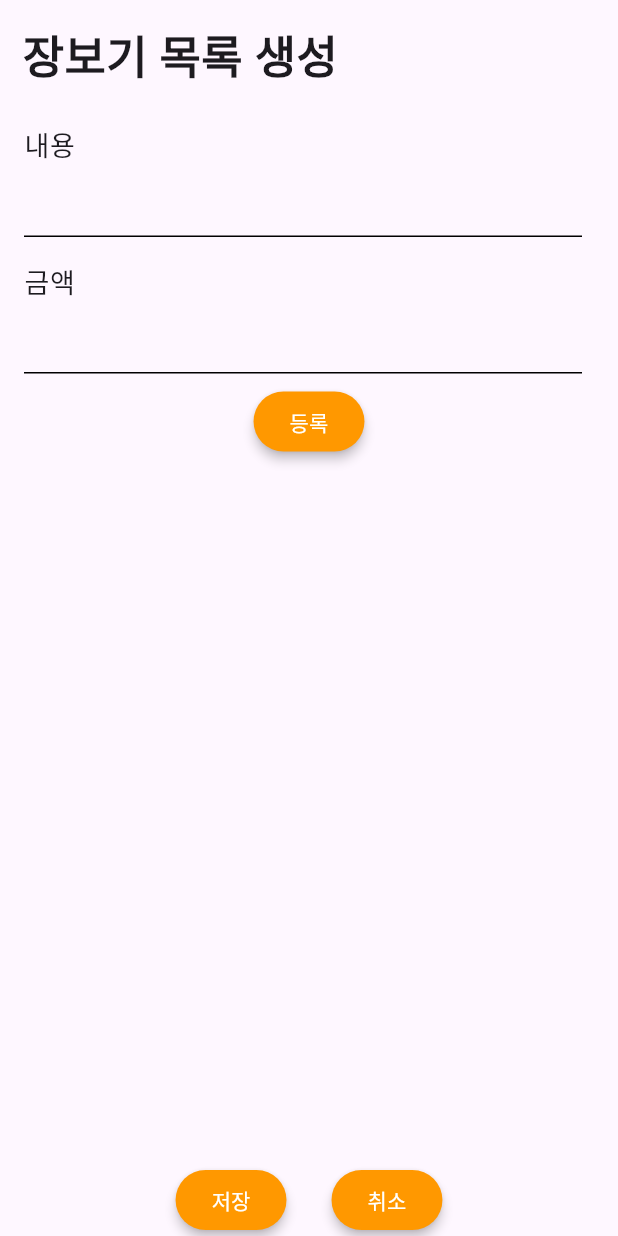
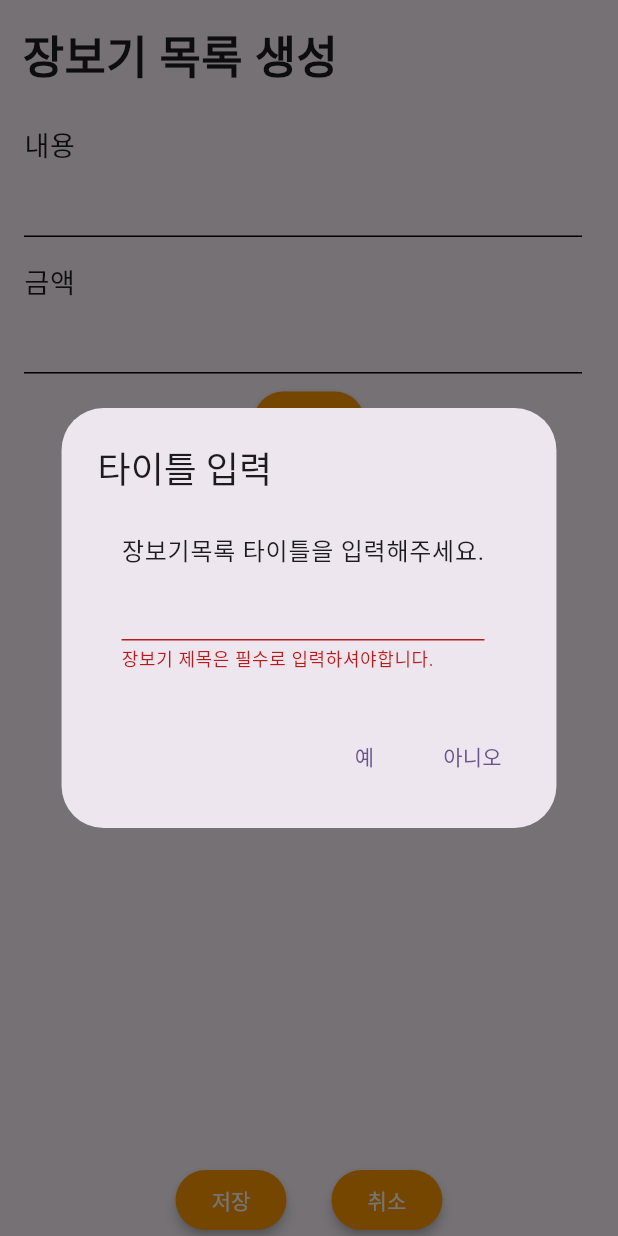
Before and after one commit to seojh5939/RefrigeratorMap, a Flutter app: the AddShoppingPage screen opened directly, after a tap on "등록", on a phone screen of 412 x 824 dp. Run offline on Flutter 3.47's test engine with Material 2 defaults, Android fonts, the phone set to English and light mode, and no system bars; our stand-ins replace shared_preferences, table_calendar; accounts and stored records are empty.

Commit message:
[FEAT] : ⚙ 장보기 추가페이지 기능구현중

```diff
--- a/lib/view/shopping/add_shopping_item.dart
+++ b/lib/view/shopping/add_shopping_item.dart
@@ -6,6 +6,7 @@ import 'package:refrigerator_map/viewModel/shopping_viewmodel.dart';
 class AddShoppingItem extends StatelessWidget {
   AddShoppingItem({required this.index});
   int index; // ListView의 index
+
   @override
   Widget build(BuildContext context) {
     ShoppingViewModel viewModel = context.read<ShoppingViewModel>();
--- a/lib/view/shopping/add_shopping_page.dart
+++ b/lib/view/shopping/add_shopping_page.dart
@@ -5,14 +5,77 @@ import 'package:refrigerator_map/view/shopping/add_shopping_item.dart';
 import 'package:refrigerator_map/viewModel/shopping_viewmodel.dart';
 
 /// 장보기 목록 추가 페이지
-class AddShoppingPage extends StatelessWidget {
+class AddShoppingPage extends StatefulWidget {
   AddShoppingPage({super.key});
 
+  @override
+  State<AddShoppingPage> createState() => _AddShoppingPageState();
+}
+
+class _AddShoppingPageState extends State<AddShoppingPage> {
+  final _formKey = GlobalKey<FormState>();
+  final titleController = TextEditingController();
   final contentController = TextEditingController();
   final amountController = TextEditingController();
 
+  Future<void> showAlartDialog() async {
+    return showDialog(
+      barrierDismissible: false,
+      context: context,
+      builder: (BuildContext context) => AlertDialog(
+        title: Text("타이틀 입력"),
+        content: ListTile(
+          title: Text("장보기목록 타이틀을 입력해주세요."),
+          subtitle: Form(
+            key: _formKey,
+            child: TextFormField(
+              autovalidateMode: AutovalidateMode.always,
+              controller: titleController,
+              decoration: InputDecoration(
+                enabledBorder: UnderlineInputBorder(
+                  borderSide: BorderSide(color: Colors.black),
+                ),
+                focusedBorder: UnderlineInputBorder(
+                  borderSide: BorderSide(color: Colors.orange),
+                ),
+              ),
+              validator: (value) {
+                if (value == null || value.isEmpty)
+                  return '장보기 제목은 필수로 입력하셔야합니다.';
+                return null;
+              },
+            ),
+          ),
+        ),
+        actions: [
+          TextButton(
+            onPressed: () {
+              if (_formKey.currentState!.validate()) {
+                _formKey.currentState!.save();
+                Navigator.pop(context);
+              }
+            },
+            child: Text("예"),
+          ),
+          TextButton(
+            onPressed: () {
+              Navigator.pop(context);
+              Navigator.pop(context);
+            },
+            child: Text("아니오"),
+          ),
+        ],
+      ),
+    );
+  }
+
   @override
   Widget build(BuildContext context) {
+    WidgetsBinding.instance.addPostFrameCallback((_) async {
+      if (titleController.text == null || titleController.text == "") {
+        await showAlartDialog();
+      }
+    });
     ShoppingViewModel viewModel = context.read<ShoppingViewModel>();
     return Scaffold(
       body: SafeArea(
@@ -79,7 +142,7 @@ class AddShoppingPage extends StatelessWidget {
                   onPressed: () {
                     viewModel.addShopingList(
                       Shopping(
-                        title: "test",
+                        title: titleController.text,
                         dttm: "dttm",
                         content: contentController.text,
                         amount: int.parse(amountController.text),
--- a/lib/viewModel/shopping_viewmodel.dart
+++ b/lib/viewModel/shopping_viewmodel.dart
@@ -48,6 +48,8 @@ class ShoppingViewModel extends ChangeNotifier {
     notifyListeners();
   }
 
+  // {'key' : List<Shopping>, 'key2' : List<Shopping>}
+
   save() {
     List list = shoppingList.map((shopping) => shopping.toJson()).toList();
     String jsonString = jsonEncode(list);
```
